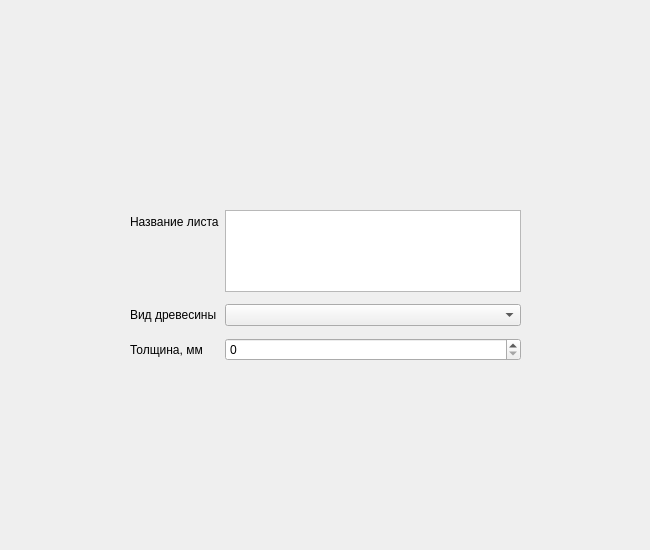
First picture: the form in ui/wood_page.ui, repository AntonLodygin/nashe_bydyshee_2_tour, before the edit.
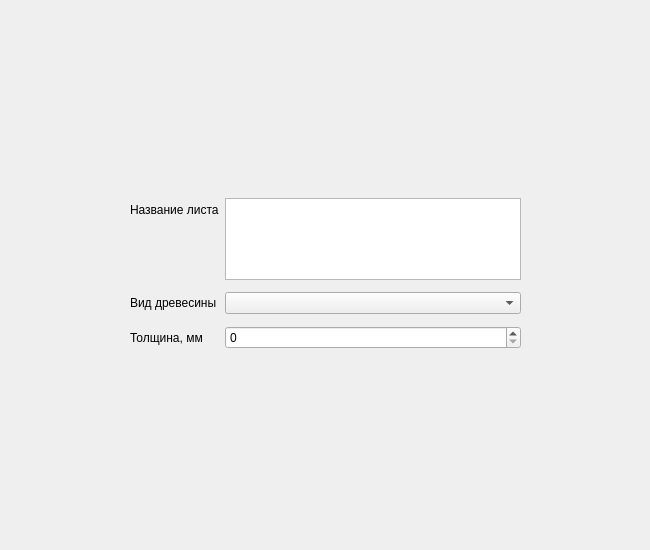
Second picture: the form after the edit.

Patch:
```diff
--- a/ui/wood_page.ui
+++ b/ui/wood_page.ui
@@ -17,7 +17,7 @@
    <property name="geometry">
     <rect>
      <x>130</x>
-     <y>210</y>
+     <y>198</y>
      <width>391</width>
      <height>151</height>
     </rect>
```
